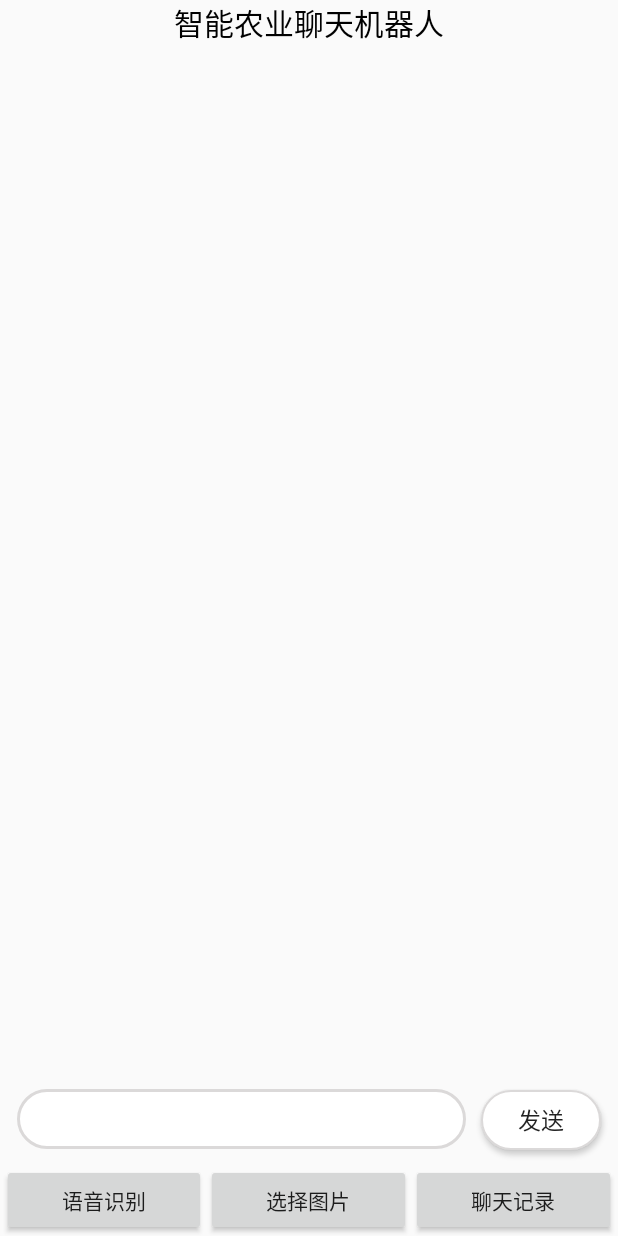
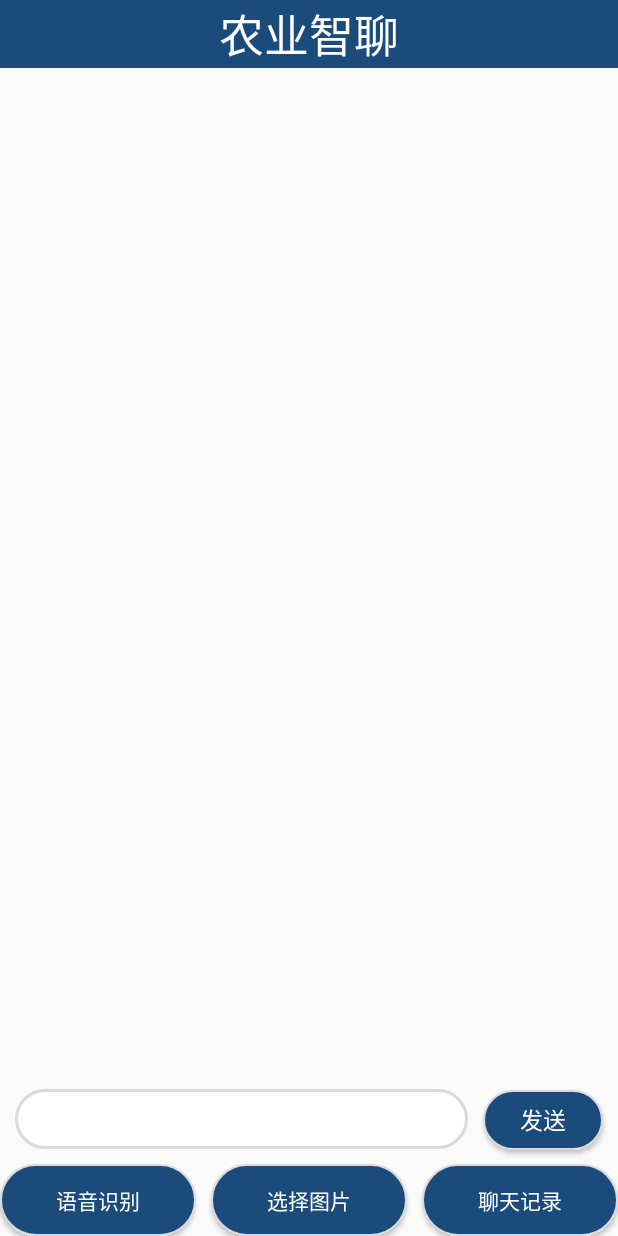
Before and after one commit to WPENGxs/smartRobot, an Android app: the screen it shows after launch (MainActivity), on a phone screen of 412 x 824 dp. Run offline under Robolectric (Android 15) with nearby library versions, the phone set to English and light mode, and no system bars.

Commit message:
20220330 update
调整ui设计

```diff
--- a/app/src/main/res/drawable/general_button.xml
+++ b/app/src/main/res/drawable/general_button.xml
@@ -7,8 +7,7 @@
         android:topRightRadius="5dp" />
 
     <!-- 设置填充颜色 -->
-    <solid android:color="@color/white" />
-
+    <solid android:color="#1a4b7a" />
     <!-- android:radius 弧形的半径 -->
     <corners android:radius="40dp"/>
     <!-- 设置边框颜色 -->
--- a/app/src/main/res/drawable/talk_text.xml
+++ b/app/src/main/res/drawable/talk_text_blue.xml
@@ -1,10 +1,10 @@
 <?xml version="1.0" encoding="utf-8"?>
 <shape xmlns:android="http://schemas.android.com/apk/res/android">
     <!-- 背景颜色 -->
-    <solid android:color="@color/white" />
+    <solid android:color="#1a4b7a" />
 
     <!-- 边框的宽度和颜色颜色 -->
-    <stroke android:width="2dip" android:color="#DBD9D9" />
+    <stroke android:width="1dip" android:color="#DBD9D9" />
 
     <!-- android:radius 弧形的半径 -->
     <corners android:radius="30dp"/>
--- a/app/src/main/res/layout/activity_main.xml
+++ b/app/src/main/res/layout/activity_main.xml
@@ -9,8 +9,6 @@
     <LinearLayout
         android:layout_width="match_parent"
         android:layout_height="match_parent"
-        android:layout_marginStart="1dp"
-        android:layout_marginEnd="1dp"
         android:orientation="vertical"
         app:layout_constraintBottom_toBottomOf="parent"
         app:layout_constraintEnd_toEndOf="parent"
@@ -19,28 +17,29 @@
 
         <TextView
             android:id="@+id/textView"
-            android:layout_width="wrap_content"
+            android:layout_width="match_parent"
             android:layout_height="wrap_content"
-            android:layout_gravity="center"
-            android:text="智能农业聊天机器人"
-            android:textColor="@color/black"
-            android:textSize="20sp" />
+            android:background="#1a4b7a"
+            android:gravity="center"
+            android:text="农业智聊"
+            android:textColor="@color/white"
+            android:textSize="30sp" />
 
         <ScrollView
             android:id="@+id/scrollView"
             android:layout_width="match_parent"
             android:layout_height="0dp"
             android:layout_weight="1"
-            android:scrollbars="vertical"
-            android:rotation="180">
+            android:rotation="180"
+            android:scrollbars="vertical">
 
             <LinearLayout
                 android:id="@+id/TalkView"
                 android:layout_width="match_parent"
                 android:layout_height="wrap_content"
                 android:layout_gravity="top"
-                android:rotation="180"
-                android:orientation="vertical" />
+                android:orientation="vertical"
+                android:rotation="180" />
             <!--android:rotation在ScrollView和LinearLayout各转180度是为了是气泡从下往上发-->
         </ScrollView>
 
@@ -75,6 +74,7 @@
                     android:layout_marginBottom="10dp"
                     android:background="@drawable/general_button"
                     android:text="发送"
+                    android:textColor="@color/white"
                     android:textSize="15sp" />
             </LinearLayout>
 
@@ -87,23 +87,31 @@
                     android:id="@+id/ifly_button"
                     android:layout_width="wrap_content"
                     android:layout_height="wrap_content"
+                    android:layout_marginEnd="10dp"
                     android:layout_weight="1"
-                    android:text="语音识别" />
+                    android:background="@drawable/general_button"
+                    android:text="语音识别"
+                    android:textColor="@color/white"/>
 
                 <Button
                     android:id="@+id/select_image_button"
                     android:layout_width="wrap_content"
                     android:layout_height="wrap_content"
                     android:layout_weight="1"
-                    android:text="选择图片" />
+                    android:background="@drawable/general_button"
+                    android:text="选择图片"
+                    android:textColor="@color/white"/>
 
                 <Button
                     android:id="@+id/chat_button"
                     android:layout_width="wrap_content"
                     android:layout_height="wrap_content"
+                    android:layout_marginStart="10dp"
                     android:layout_weight="1"
+                    android:background="@drawable/general_button"
+                    android:onClick="ToChatActivity"
                     android:text="聊天记录"
-                    android:onClick="ToChatActivity"/>
+                    android:textColor="@color/white"/>
             </LinearLayout>
 
         </LinearLayout>
--- a/app/src/main/res/values/themes.xml
+++ b/app/src/main/res/values/themes.xml
@@ -2,8 +2,8 @@
     <!-- Base application theme. -->
     <style name="Theme.SmartRobot" parent="Theme.MaterialComponents.DayNight.NoActionBar.Bridge">
         <!-- Primary brand color. -->
-        <item name="colorPrimary">@color/purple_500</item>
-        <item name="colorPrimaryVariant">@color/purple_700</item>
+        <item name="colorPrimary">#FF1a4b7a</item>
+        <item name="colorPrimaryVariant">#FF1a4b7a</item>
         <item name="colorOnPrimary">@color/white</item>
         <!-- Secondary brand color. -->
         <item name="colorSecondary">@color/teal_200</item>
```
Also changed, not shown: app/src/main/java/com/wpeng/smartrobot/ChatActivity.java (+10 -4 lines), app/src/main/java/com/wpeng/smartrobot/MainActivity.java (+10 -3 lines), app/src/main/res/layout/activity_chat.xml (+10 -6 lines).
